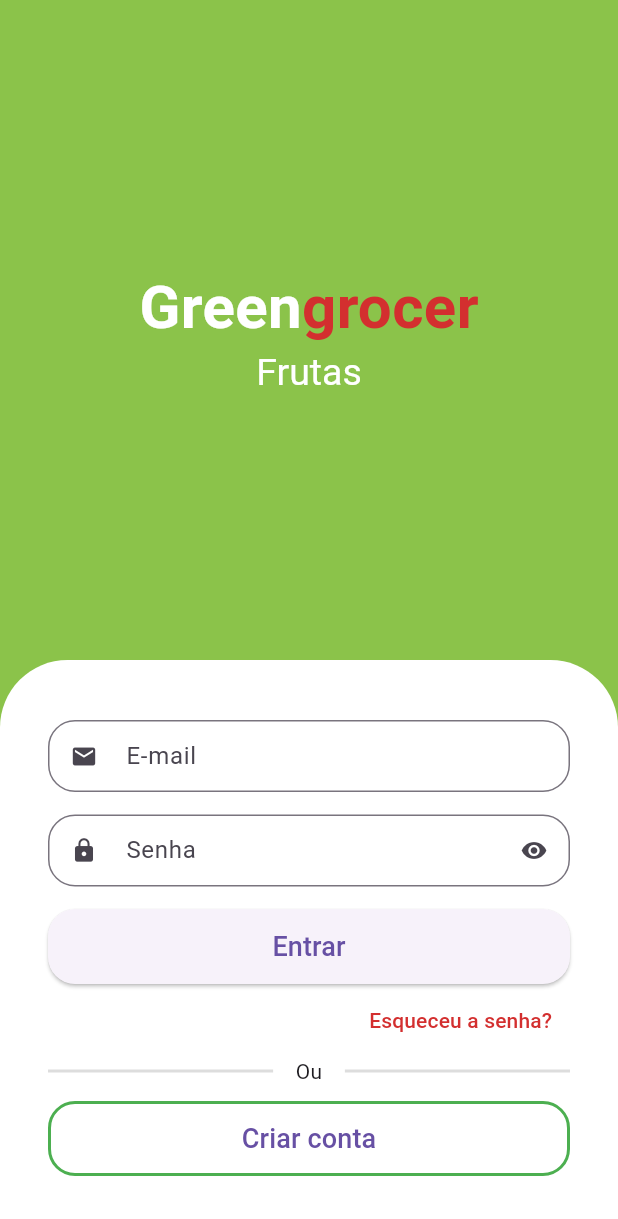
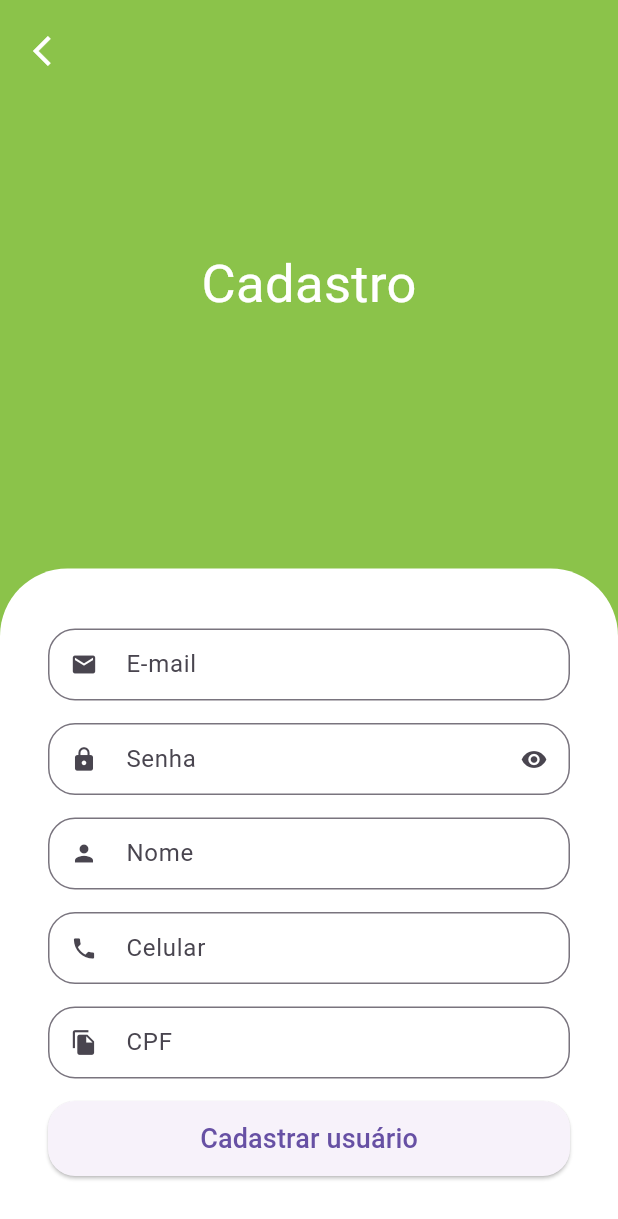
Before and after one commit to danielacsapps/greengrocer, a Flutter app: the screen it shows after launch, after a tap on "Criar conta", on a phone screen of 412 x 824 dp. Shown: the top 1219 px of the screen. Run offline on Flutter 3.47's test engine with Material 3 defaults, Android fonts, the phone set to English and light mode, and no system bars; drawn by our look-alikes of animated_text_kit; our stand-ins replace mask_text_input_formatter.

Commit message:
Seção 3: Flutter UI: Tela de cadastro

```diff
--- a/lib/src/auth/components/custom_text_field.dart
+++ b/lib/src/auth/components/custom_text_field.dart
@@ -1,15 +1,18 @@
 import 'package:flutter/material.dart';
+import 'package:flutter/services.dart';
 
 class CustomTextField extends StatefulWidget {
   final IconData icon;
   final String label;
   final bool isSecret;
+  final List<TextInputFormatter>? inputFormatters;
 
   const CustomTextField({
     super.key,
     required this.icon,
     required this.label,
     this.isSecret = false,
+    this.inputFormatters,
   });
 
   @override
@@ -30,6 +33,7 @@
     return Padding(
       padding: const EdgeInsets.only(bottom: 15),
       child: TextFormField(
+        inputFormatters: widget.inputFormatters,
         obscureText: isObscure,
         decoration: InputDecoration(
           prefixIcon: Icon(widget.icon),
--- a/lib/src/auth/sign_in_screen.dart
+++ b/lib/src/auth/sign_in_screen.dart
@@ -1,6 +1,7 @@
 import 'package:animated_text_kit/animated_text_kit.dart';
 import 'package:flutter/material.dart';
 import 'package:greengrocer/src/auth/components/custom_text_field.dart';
+import 'package:greengrocer/src/auth/sign_up_screen.dart';
 import 'package:greengrocer/src/config/custom_colors.dart';
 
 class SignInScreen extends StatelessWidget {
@@ -143,7 +144,15 @@
                           ),
                           side: BorderSide(width: 2, color: Colors.green),
                         ),
-                        onPressed: () {},
+                        onPressed: () {
+                          Navigator.of(context).push(
+                            MaterialPageRoute(
+                              builder: (c) {
+                                return SignUpScreen();
+                              },
+                            ),
+                          );
+                        },
                         child: const Text(
                           'Criar conta',
                           style: TextStyle(fontSize: 18),
--- /dev/null
+++ b/lib/src/auth/sign_up_screen.dart
@@ -0,0 +1,124 @@
+import 'package:flutter/material.dart';
+import 'package:greengrocer/src/auth/components/custom_text_field.dart';
+import 'package:greengrocer/src/config/custom_colors.dart';
+import 'package:mask_text_input_formatter/mask_text_input_formatter.dart';
+
+class SignUpScreen extends StatelessWidget {
+  SignUpScreen({super.key});
+
+  final cpfFormatter = MaskTextInputFormatter(
+    mask: '###.###.###-##',
+    filter: {'#': RegExp(r'[0-9]')},
+  );
+
+  final phoneFormatter = MaskTextInputFormatter(
+    mask: '## # ####-####',
+    filter: {'#': RegExp(r'[0-9]')},
+  );
+
+  @override
+  Widget build(BuildContext context) {
+    final size = MediaQuery.of(context).size;
+
+    return Scaffold(
+      backgroundColor: CustomColors.customSwatchColor,
+      body: SingleChildScrollView(
+        child: SizedBox(
+          height: size.height,
+          width: size.width,
+          child: Stack(
+            children: [
+              Column(
+                children: [
+                  const Expanded(
+                    child: Center(
+                      child: Text(
+                        'Cadastro',
+                        style: TextStyle(color: Colors.white, fontSize: 35),
+                      ),
+                    ),
+                  ),
+
+                  // Formulário
+                  Container(
+                    padding: const EdgeInsets.symmetric(
+                      horizontal: 32,
+                      vertical: 40,
+                    ),
+                    decoration: const BoxDecoration(
+                      color: Colors.white,
+                      borderRadius: BorderRadius.vertical(
+                        top: Radius.circular(45),
+                      ),
+                    ),
+                    child: Column(
+                      crossAxisAlignment: CrossAxisAlignment.stretch,
+                      children: [
+                        const CustomTextField(
+                          icon: Icons.email,
+                          label: 'E-mail',
+                        ),
+
+                        const CustomTextField(
+                          icon: Icons.lock,
+                          label: 'Senha',
+                          isSecret: true,
+                        ),
+
+                        const CustomTextField(
+                          icon: Icons.person,
+                          label: 'Nome',
+                        ),
+
+                        CustomTextField(
+                          icon: Icons.phone,
+                          label: 'Celular',
+                          inputFormatters: [phoneFormatter],
+                        ),
+
+                        CustomTextField(
+                          icon: Icons.file_copy,
+                          label: 'CPF',
+                          inputFormatters: [cpfFormatter],
+                        ),
+
+                        SizedBox(
+                          height: 50,
+                          child: ElevatedButton(
+                            style: ElevatedButton.styleFrom(
+                              shape: RoundedRectangleBorder(
+                                borderRadius: BorderRadiusGeometry.circular(18),
+                              ),
+                            ),
+                            onPressed: () {},
+                            child: Text(
+                              'Cadastrar usuário',
+                              style: TextStyle(fontSize: 18),
+                            ),
+                          ),
+                        ),
+                      ],
+                    ),
+                  ),
+                ],
+              ),
+
+              Positioned(
+                top: 10,
+                left: 10,
+                child: SafeArea(
+                  child: IconButton(
+                    onPressed: () {
+                      Navigator.of(context).pop();
+                    },
+                    icon: const Icon(Icons.arrow_back_ios, color: Colors.white),
+                  ),
+                ),
+              ),
+            ],
+          ),
+        ),
+      ),
+    );
+  }
+}
--- a/pubspec.yaml
+++ b/pubspec.yaml
@@ -35,6 +35,7 @@
   # Use with the CupertinoIcons class for iOS style icons.
   cupertino_icons: ^1.0.8
   animated_text_kit: ^4.2.2
+  mask_text_input_formatter: ^2.9.0
 
 dev_dependencies:
   flutter_test:
```
Also changed, not shown: pubspec.lock.
